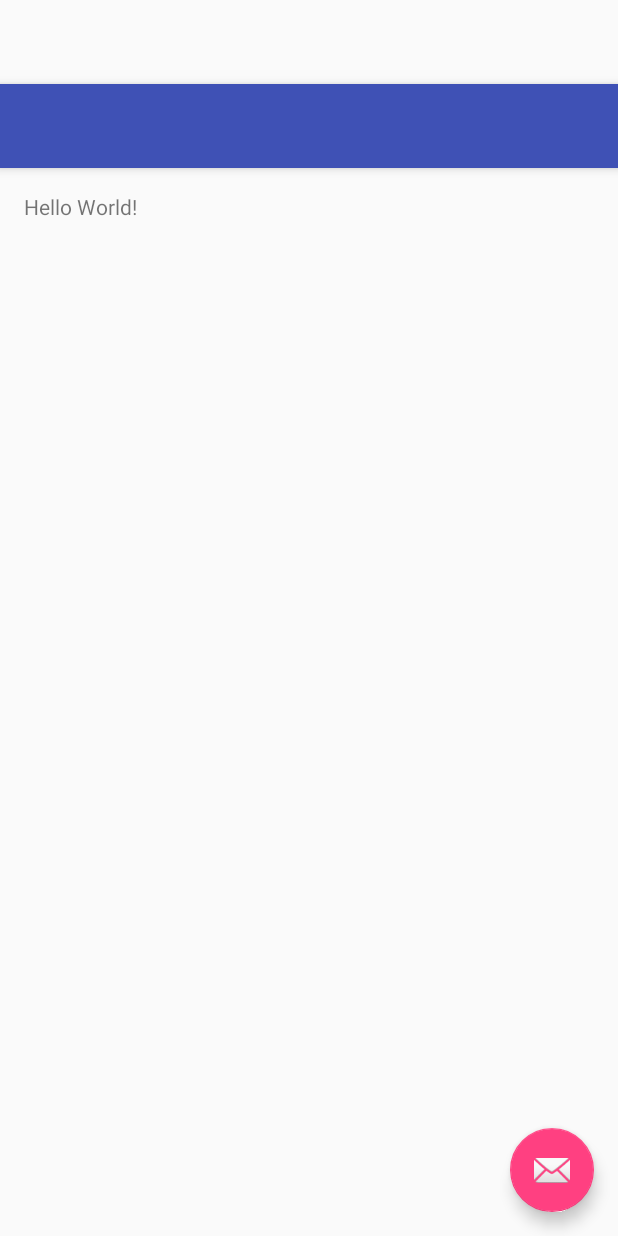
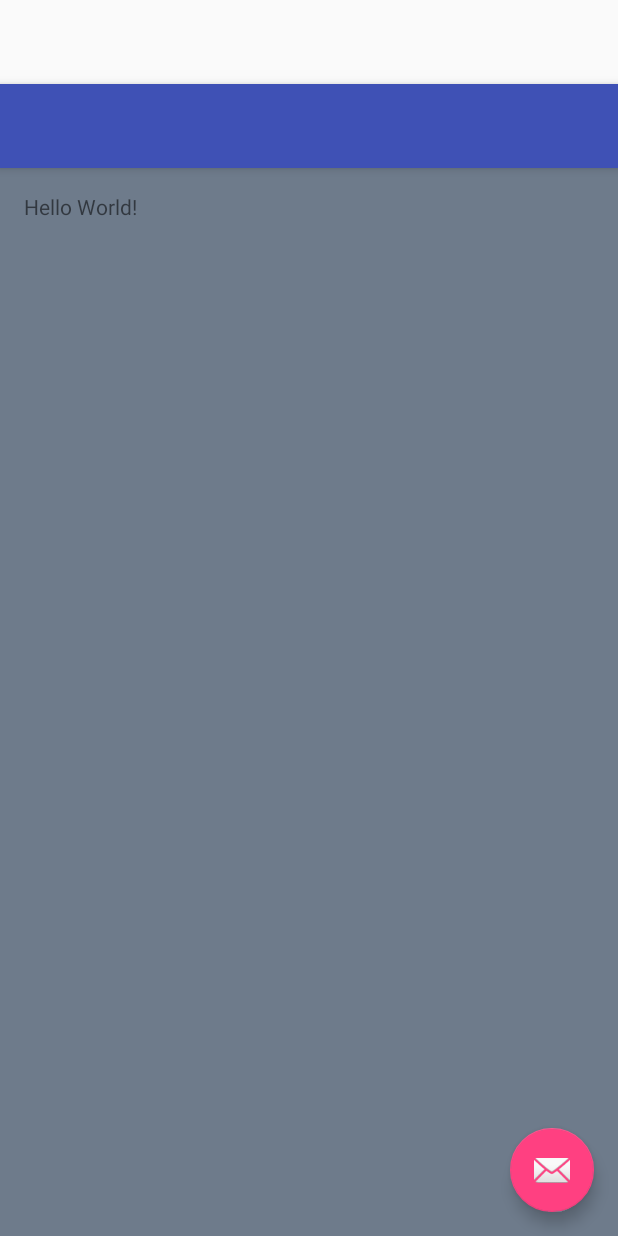
Before and after one commit to ArkaneCow/rendezvous, an Android app: the layout app_bar_main_menu.xml on its own in the app's theme, with its tools: preview values and no code run, on a phone screen of 412 x 824 dp. Run offline under Robolectric (Android 15) with nearby library versions, the light colour scheme and no system bars.

Commit message:
Changed some colors on the UI

```diff
--- a/Rendezvous/app/src/main/AndroidManifest.xml
+++ b/Rendezvous/app/src/main/AndroidManifest.xml
@@ -7,7 +7,8 @@
             android:icon="@mipmap/ic_launcher"
             android:label="@string/app_name"
             android:supportsRtl="true"
-            android:theme="@style/AppTheme">
+            android:theme="@style/AppTheme"
+        >
         <activity
                 android:name=".controller.MainMenuActivity"
                 android:label="@string/app_name"
--- a/Rendezvous/app/src/main/java/edu/gatech/rendezvous/controller/MainMenuActivity.java
+++ b/Rendezvous/app/src/main/java/edu/gatech/rendezvous/controller/MainMenuActivity.java
@@ -41,6 +41,7 @@ public class MainMenuActivity extends AppCompatActivity
         btLogin.setOnClickListener(new View.OnClickListener() {
             @Override
             public void onClick(View v) {
+                //this needs to be changed to check if the user and password are good
                 if (user.getText().toString().equals("User") && password.getText().toString().equals("password")) {
                     Toast.makeText(getApplicationContext(), "Valid credentials", Toast.LENGTH_SHORT).show();
 
--- a/Rendezvous/app/src/main/res/layout/activity_set_reminder.xml
+++ b/Rendezvous/app/src/main/res/layout/activity_set_reminder.xml
@@ -1,5 +1,6 @@
 <?xml version="1.0" encoding="utf-8"?>
 <RelativeLayout
+
         xmlns:android="http://schemas.android.com/apk/res/android"
         xmlns:tools="http://schemas.android.com/tools"
         android:layout_width="match_parent"
@@ -8,6 +9,7 @@
         android:paddingRight="@dimen/activity_horizontal_margin"
         android:paddingTop="@dimen/activity_vertical_margin"
         android:paddingBottom="@dimen/activity_vertical_margin"
-        tools:context=".controller.SetReminderActivity">
+        tools:context=".controller.SetReminderActivity"
+    android:background="#6E7B8B">
 
 </RelativeLayout>
--- a/Rendezvous/app/src/main/res/layout/content_main_menu.xml
+++ b/Rendezvous/app/src/main/res/layout/content_main_menu.xml
@@ -11,7 +11,8 @@
         android:paddingBottom="@dimen/activity_vertical_margin"
         app:layout_behavior="@string/appbar_scrolling_view_behavior"
         tools:showIn="@layout/app_bar_main_menu"
-        tools:context=".controller.MainMenuActivity">
+        tools:context=".controller.MainMenuActivity"
+    android:background="#6E7B8B">
 
     <TextView
             android:text="Hello World!"
```
